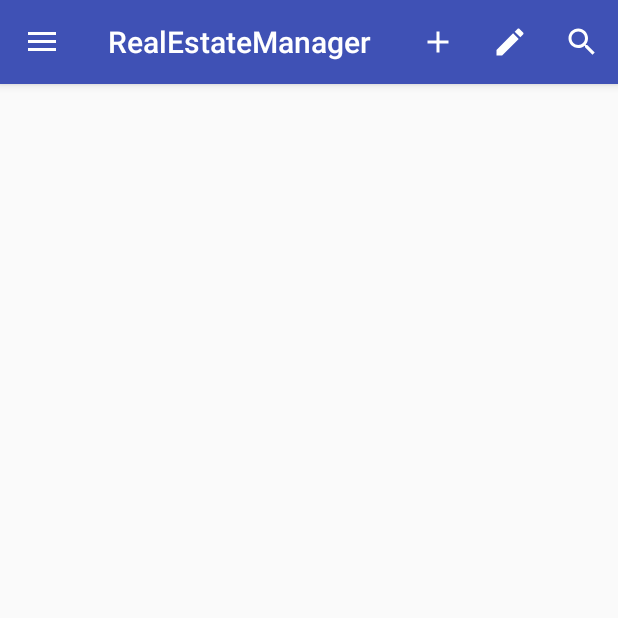
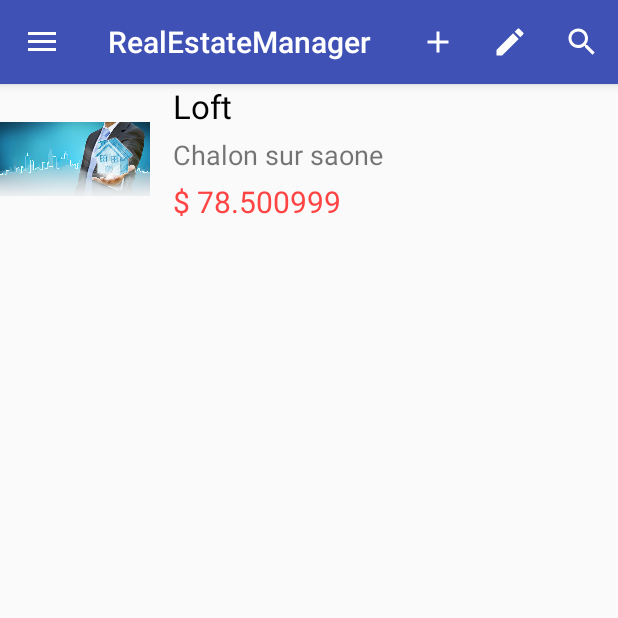
Before and after one commit to myersTechnologies/OCProjet-9, an Android app: the SecondActivity screen opened directly, with no data from a screen before it, on a phone screen of 412 x 824 dp, the top half of it. Run offline under Robolectric (Android 15) with nearby library versions, the phone set to English and light mode, and no system bars.

Commit message:
View implemented correctly to List with dummy data

```diff
--- a/RealEstateManager/app/src/main/java/com/openclassrooms/realestatemanager/model/House.java
+++ b/RealEstateManager/app/src/main/java/com/openclassrooms/realestatemanager/model/House.java
@@ -1,4 +1,96 @@
 package com.openclassrooms.realestatemanager.model;
 
+import java.util.ArrayList;
+import java.util.List;
+
 public class House {
+
+    private List<Integer> images;
+    private String name;
+    private String adress;
+    private String city;
+    private String state;
+    private String country;
+    private String zipCode;
+    private double price;
+
+    public House(List<Integer> images,String name, String adress, String city, String state,
+                 String country, String zipCode, double price) {
+        this.images = images;
+        this.name = name;
+        this.adress =adress;
+        this.city = city;
+        this.state = state;
+        this.country = country;
+        this.zipCode = zipCode;
+        this.price = price;
+    }
+
+    public List<Integer> getImages() {
+        return images;
+    }
+
+    public double getPrice() {
+        return price;
+    }
+
+    public void setPrice(double price) {
+        this.price = price;
+    }
+
+    public void setImages(List<Integer> images) {
+        this.images = images;
+    }
+
+    public void addImage(int image){
+        images.add(image);
+    }
+
+    public String getName() {
+        return name;
+    }
+
+    public void setName(String name) {
+        this.name = name;
+    }
+
+    public String getAdress() {
+        return adress;
+    }
+
+    public void setAdress(String adress) {
+        this.adress = adress;
+    }
+
+    public String getCity() {
+        return city;
+    }
+
+    public void setCity(String city) {
+        this.city = city;
+    }
+
+    public String getState() {
+        return state;
+    }
+
+    public void setState(String state) {
+        this.state = state;
+    }
+
+    public String getCountry() {
+        return country;
+    }
+
+    public void setCountry(String country) {
+        this.country = country;
+    }
+
+    public String getZipCode() {
+        return zipCode;
+    }
+
+    public void setZipCode(String zipCode) {
+        this.zipCode = zipCode;
+    }
 }
--- a/RealEstateManager/app/src/main/java/com/openclassrooms/realestatemanager/ui/adapters/second/ListFragmentAdapter.java
+++ b/RealEstateManager/app/src/main/java/com/openclassrooms/realestatemanager/ui/adapters/second/ListFragmentAdapter.java
@@ -8,13 +8,15 @@ import android.widget.ImageView;
 import android.widget.RatingBar;
 import android.widget.TextView;
 import com.openclassrooms.realestatemanager.R;
+import com.openclassrooms.realestatemanager.model.House;
 
 import java.util.List;
 
 public class ListFragmentAdapter  extends RecyclerView.Adapter<ListFragmentAdapter.ViewHolder>  {
 
-    public ListFragmentAdapter(){
-
+    List<House> houses;
+    public ListFragmentAdapter(List<House> houses){
+        this.houses = houses;
     }
 
     @Override
@@ -25,20 +27,33 @@ public class ListFragmentAdapter  extends RecyclerView.Adapter<ListFragmentAdapt
 
     @Override
     public void onBindViewHolder(ViewHolder holder, int position) {
+        House house = houses.get(position);
+        holder.houseName.setText(house.getName());
+        holder.houseAdress.setText(house.getCity());
+        holder.housePrice.setText("$" + " " + String.valueOf(house.getPrice()));
+        holder.houseImage.setImageResource(house.getImages().get(0));
 
     }
 
     @Override
     public int getItemCount() {
-        return 0;
+        return houses.size();
     }
 
     static class ViewHolder extends RecyclerView.ViewHolder  {
 
+        private ImageView houseImage;
+        private TextView houseName;
+        private TextView houseAdress;
+        private TextView housePrice;
 
         private ViewHolder(View itemView) {
             super(itemView);
 
+            houseImage = itemView.findViewById(R.id.house_img);
+            houseName = itemView.findViewById(R.id.house_title);
+            housePrice = itemView.findViewById(R.id.house_price);
+            houseAdress = itemView.findViewById(R.id.house_location_city);
 
         }
     }
--- a/RealEstateManager/app/src/main/java/com/openclassrooms/realestatemanager/ui/fragments/second/ListFragment.java
+++ b/RealEstateManager/app/src/main/java/com/openclassrooms/realestatemanager/ui/fragments/second/ListFragment.java
@@ -10,17 +10,19 @@ import android.view.View;
 import android.view.ViewGroup;
 
 import com.openclassrooms.realestatemanager.R;
+import com.openclassrooms.realestatemanager.model.House;
 import com.openclassrooms.realestatemanager.ui.adapters.second.ListFragmentAdapter;
 
-/**
- * A simple {@link Fragment} subclass.
- */
+import java.util.ArrayList;
+import java.util.List;
+
 public class ListFragment extends Fragment {
 
 
     private RecyclerView housesList;
     private ListFragmentAdapter adapter;
     private LinearLayoutManager layoutManager;
+    private  List<House> houses;
     public ListFragment() {
         // Required empty public constructor
     }
@@ -32,12 +34,22 @@ public class ListFragment extends Fragment {
         View view = inflater.inflate(R.layout.fragment_list, container, false);
         housesList = view.findViewById(R.id.houses_list_second_f);
         layoutManager = new LinearLayoutManager(view.getContext());
+
+
+        houses = new ArrayList<>();
+        List<Integer> img = new ArrayList<>();
+        img.add(R.drawable.main_image);
+        House house = new House(img, "Loft", "78a avenue de paris", "Chalon sur saone", "Saone et loire", "France",
+                "71100", 78.500999);
+        houses.add(house);
+        adapter = new ListFragmentAdapter(houses);
+        initList();
         return view;
     }
 
     private void initList(){
-        housesList.setLayoutManager(layoutManager);
-
+            housesList.setLayoutManager(layoutManager);
+            housesList.setAdapter(adapter);
     }
 
 }
--- a/RealEstateManager/app/src/main/java/com/openclassrooms/realestatemanager/ui/second/SecondActivity.java
+++ b/RealEstateManager/app/src/main/java/com/openclassrooms/realestatemanager/ui/second/SecondActivity.java
@@ -1,6 +1,7 @@
 package com.openclassrooms.realestatemanager.ui.second;
 
 import android.os.Bundle;
+import android.support.v4.app.Fragment;
 import android.support.v4.view.GravityCompat;
 import android.support.v7.app.ActionBarDrawerToggle;
 import android.view.MenuItem;
@@ -11,6 +12,7 @@ import android.support.v7.app.AppCompatActivity;
 import android.support.v7.widget.Toolbar;
 import android.view.Menu;
 import com.openclassrooms.realestatemanager.R;
+import com.openclassrooms.realestatemanager.ui.fragments.second.ListFragment;
 
 public class SecondActivity extends AppCompatActivity
         implements NavigationView.OnNavigationItemSelectedListener {
@@ -28,6 +30,9 @@ public class SecondActivity extends AppCompatActivity
         drawer.addDrawerListener(toggle);
         toggle.syncState();
         navigationView.setNavigationItemSelectedListener(this);
+
+        changeFragment(new ListFragment(), "ListFragment");
+
     }
 
     @Override
@@ -64,7 +69,6 @@ public class SecondActivity extends AppCompatActivity
 
     @Override
     public boolean onNavigationItemSelected(MenuItem item) {
-        // Handle navigation view item clicks here.
         int id = item.getItemId();
 
 
@@ -72,4 +76,9 @@ public class SecondActivity extends AppCompatActivity
         drawer.closeDrawer(GravityCompat.START);
         return true;
     }
+
+
+    private void changeFragment(Fragment fragment, String value){
+        getSupportFragmentManager().beginTransaction().replace(R.id.fragment_container_second, fragment, value).addToBackStack(value).commit();
+    }
 }
--- a/RealEstateManager/app/src/main/res/layout/content_second.xml
+++ b/RealEstateManager/app/src/main/res/layout/content_second.xml
@@ -8,4 +8,10 @@
     tools:context=".ui.second.SecondActivity"
     tools:showIn="@layout/app_bar_second">
 
+    <FrameLayout
+        android:id="@+id/fragment_container_second"
+        android:layout_width="match_parent"
+        android:layout_height="match_parent" />
+
+
 </android.support.constraint.ConstraintLayout>
--- a/RealEstateManager/app/src/main/res/layout/fragment_connection.xml
+++ b/RealEstateManager/app/src/main/res/layout/fragment_connection.xml
@@ -13,8 +13,8 @@
         <ImageView
             android:layout_width="match_parent"
             android:layout_height="match_parent"
-            android:src="@drawable/main_image"
-            android:scaleType="matrix"/>
+            android:src="@drawable/main_image_2"
+            android:scaleType="fitXY"/>
 
     </LinearLayout>
 
--- a/RealEstateManager/app/src/main/res/layout/fragment_list.xml
+++ b/RealEstateManager/app/src/main/res/layout/fragment_list.xml
@@ -5,14 +5,10 @@
     android:layout_height="match_parent"
     tools:context=".ui.fragments.second.ListFragment">
 
-    <LinearLayout
-        android:layout_width="match_parent"
-        android:layout_height="match_parent">
 
    <android.support.v7.widget.RecyclerView
        android:id="@+id/houses_list_second_f"
        android:layout_width="match_parent"
        android:layout_height="match_parent"></android.support.v7.widget.RecyclerView>
 
-    </LinearLayout>
 </FrameLayout>
--- a/RealEstateManager/app/src/main/res/layout/fragment_main.xml
+++ b/RealEstateManager/app/src/main/res/layout/fragment_main.xml
@@ -13,8 +13,8 @@
         <ImageView
             android:layout_width="match_parent"
             android:layout_height="match_parent"
-            android:src="@drawable/main_image"
-            android:scaleType="matrix"/>
+            android:src="@drawable/main_image_2"
+            android:scaleType="fitXY"/>
 
     </LinearLayout>
 
```
Also changed, not shown: RealEstateManager/app/src/main/res/drawable/main_image_2.png (added).
